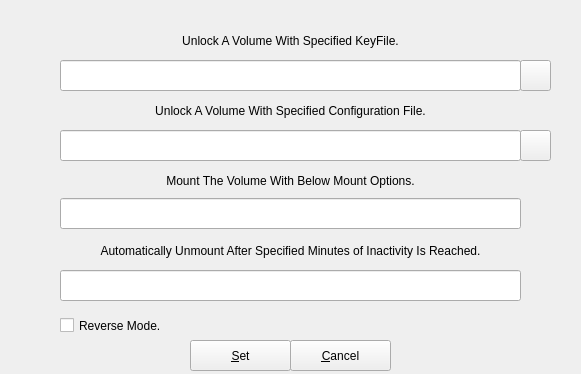
First picture: the form in src/engines/options.ui, repository mhogomchungu/sirikali, before the edit.
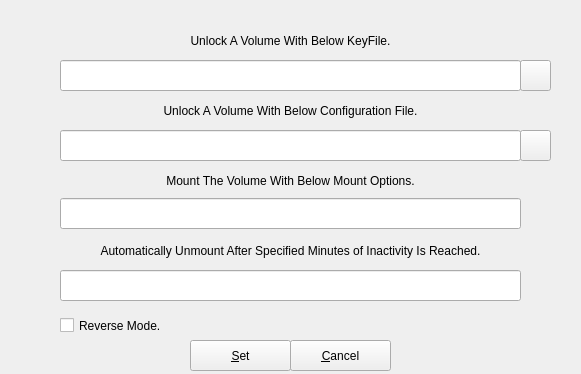
Second picture: the form after the edit.

```diff
--- a/src/engines/options.ui
+++ b/src/engines/options.ui
@@ -58,7 +58,7 @@
      </rect>
     </property>
     <property name="text">
-     <string>Unlock A Volume With Specified Configuration File.</string>
+     <string>Unlock A Volume With Below Configuration File.</string>
     </property>
     <property name="alignment">
      <set>Qt::AlignCenter</set>
@@ -87,7 +87,7 @@
      </rect>
     </property>
     <property name="text">
-     <string>Unlock A Volume With Specified KeyFile.</string>
+     <string>Unlock A Volume With Below KeyFile.</string>
     </property>
     <property name="alignment">
      <set>Qt::AlignCenter</set>
```
